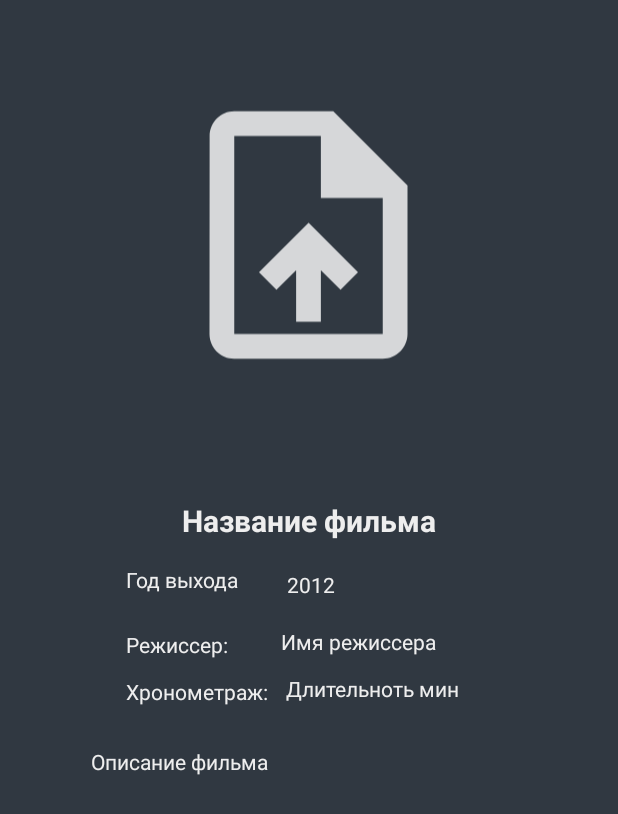
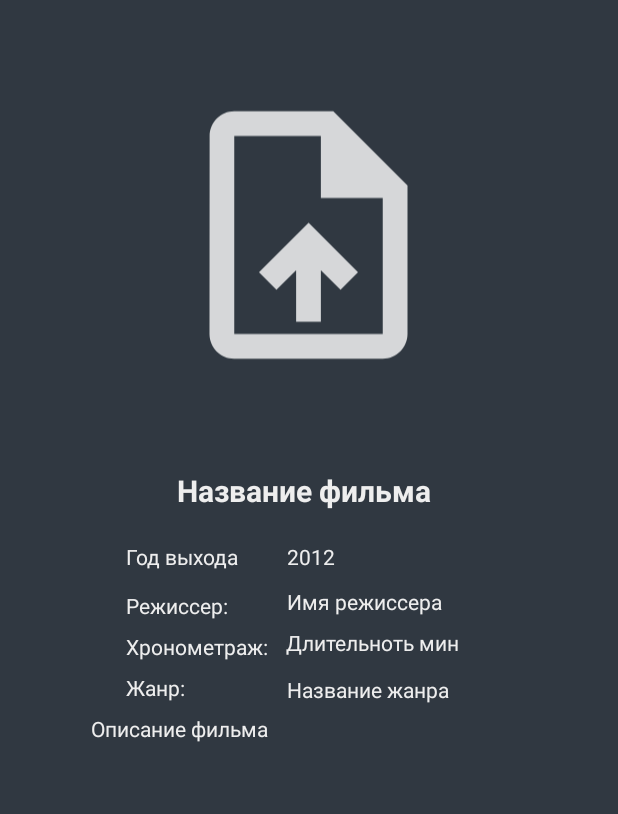
Before and after one commit to Leturgone/MovieLib, an Android app: the layout movie_inf_dialog.xml on its own in the app's theme, with its tools: preview values and no code run, on a phone screen of 412 x 824 dp. Shown: the top 814 px of the screen. Run offline under Robolectric (Android 15) with nearby library versions, the phone set to English and light mode, and no system bars.

Commit message:
Добавлено поля для жанра, и решены проблемы с обновлением списка

```diff
--- a/app/src/main/java/com/example/cursework2_2/MovieAdapter.java
+++ b/app/src/main/java/com/example/cursework2_2/MovieAdapter.java
@@ -91,6 +91,7 @@ public class MovieAdapter extends RecyclerView.Adapter<MovieAdapter.ViewHolder>
                 TextView Description = dialog.findViewById(R.id.infDescriptTextView);
                 TextView Length = dialog.findViewById(R.id.infLengthtextView);
                 ImageView Poster = dialog.findViewById(R.id.infPosterImageView);
+                TextView Genre = dialog.findViewById(R.id.infGenretextView);
 
                 MovieTitle.setText(selected_movie.getMovie_title());
                 Director.setText(selected_movie.getMovie_director());
@@ -98,6 +99,7 @@ public class MovieAdapter extends RecyclerView.Adapter<MovieAdapter.ViewHolder>
                 Description.setText(selected_movie.getMovie_description());
                 Length.setText(selected_movie.getMovie_length());
                 Poster.setImageBitmap(selected_movie.getMovie_poster());
+                Genre.setText(selected_movie.getMovie_genre());
 
                 dialog.show();
             }
--- a/app/src/main/res/layout/movie_inf_dialog.xml
+++ b/app/src/main/res/layout/movie_inf_dialog.xml
@@ -23,12 +23,13 @@
         android:id="@+id/infTitleTextView"
         android:layout_width="297dp"
         android:layout_height="33dp"
-        android:layout_marginTop="44dp"
+        android:layout_marginTop="24dp"
         android:gravity="center"
         android:text="Название фильма"
         android:textSize="20sp"
         android:textStyle="bold"
         app:layout_constraintEnd_toEndOf="parent"
+        app:layout_constraintHorizontal_bias="0.473"
         app:layout_constraintStart_toStartOf="parent"
         app:layout_constraintTop_toBottomOf="@+id/infPosterImageView" />
 
@@ -52,13 +53,13 @@
         app:layout_constraintBottom_toBottomOf="parent"
         app:layout_constraintStart_toStartOf="@+id/textView"
         app:layout_constraintTop_toBottomOf="@+id/textView"
-        app:layout_constraintVertical_bias="0.084" />
+        app:layout_constraintVertical_bias="0.045" />
 
     <TextView
         android:id="@+id/LengthLengthView"
         android:layout_width="wrap_content"
         android:layout_height="wrap_content"
-        android:layout_marginTop="12dp"
+        android:layout_marginTop="8dp"
         android:text="Хронометраж:"
         app:layout_constraintEnd_toEndOf="parent"
         app:layout_constraintHorizontal_bias="0.0"
@@ -70,17 +71,38 @@
         android:layout_width="wrap_content"
         android:layout_height="wrap_content"
         android:layout_marginStart="12dp"
-        android:layout_marginTop="12dp"
+        android:layout_marginTop="8dp"
         android:text="Длительноть мин"
         app:layout_constraintStart_toEndOf="@+id/LengthLengthView"
         app:layout_constraintTop_toBottomOf="@+id/infDirectorTextView" />
 
     <TextView
+        android:id="@+id/GenreTextView"
+        android:layout_width="wrap_content"
+        android:layout_height="wrap_content"
+        android:layout_marginTop="8dp"
+        android:text="Жанр:"
+        app:layout_constraintEnd_toEndOf="parent"
+        app:layout_constraintHorizontal_bias="0.0"
+        app:layout_constraintStart_toStartOf="@+id/LengthLengthView"
+        app:layout_constraintTop_toBottomOf="@+id/LengthLengthView" />
+
+    <TextView
+        android:id="@+id/infGenretextView"
+        android:layout_width="wrap_content"
+        android:layout_height="wrap_content"
+        android:layout_marginStart="68dp"
+        android:layout_marginTop="12dp"
+        android:text="Название жанра"
+        app:layout_constraintStart_toEndOf="@+id/GenreTextView"
+        app:layout_constraintTop_toBottomOf="@+id/infLengthtextView" />
+
+    <TextView
         android:id="@+id/infDirectorTextView"
         android:layout_width="163dp"
         android:layout_height="19dp"
-        android:layout_marginStart="32dp"
-        android:layout_marginTop="20dp"
+        android:layout_marginStart="36dp"
+        android:layout_marginTop="12dp"
         android:text="Имя режиссера"
         app:layout_constraintStart_toEndOf="@+id/infDirectorDirectortextView"
         app:layout_constraintTop_toBottomOf="@+id/infDateTextView" />
@@ -119,7 +141,7 @@
         app:layout_constraintHorizontal_bias="0.25"
         app:layout_constraintStart_toStartOf="parent"
         app:layout_constraintTop_toBottomOf="@+id/infTitleTextView"
-        app:layout_constraintVertical_bias="0.003" />
+        app:layout_constraintVertical_bias="0.016" />
 
 
 </androidx.constraintlayout.widget.ConstraintLayout>
```
Also changed, not shown: app/src/main/java/com/example/cursework2_2/Movie.java (+9 -1 lines), app/src/main/java/com/example/cursework2_2/MoviesListFragment.java (+23 -14 lines), app/src/main/java/com/example/cursework2_2/MyDatabaseHelper.java (+12 -4 lines), app/src/main/res/layout/add_movie_dialog.xml (+19 -5 lines), app/src/main/res/layout/refactor_movie_dialog.xml (+16 -0 lines).
